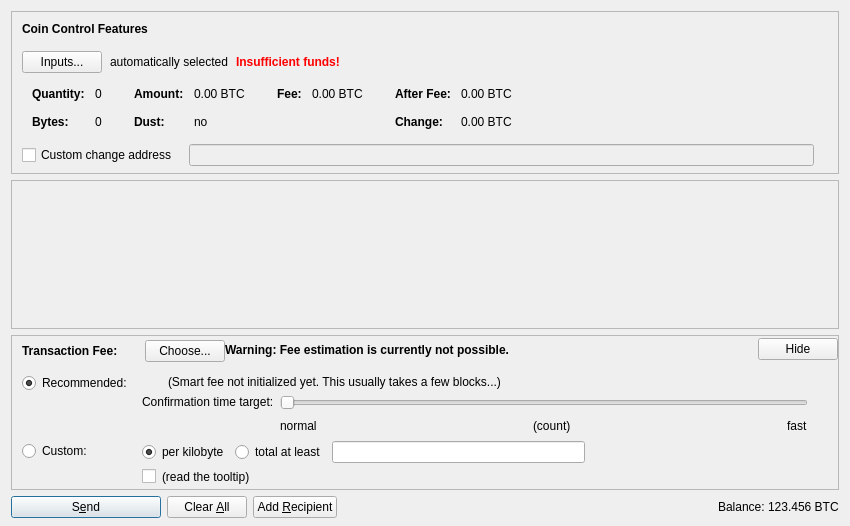
First picture: the form in src/qt/forms/sendcoinsdialog.ui, repository caffeine239/bitcoin, before the edit.
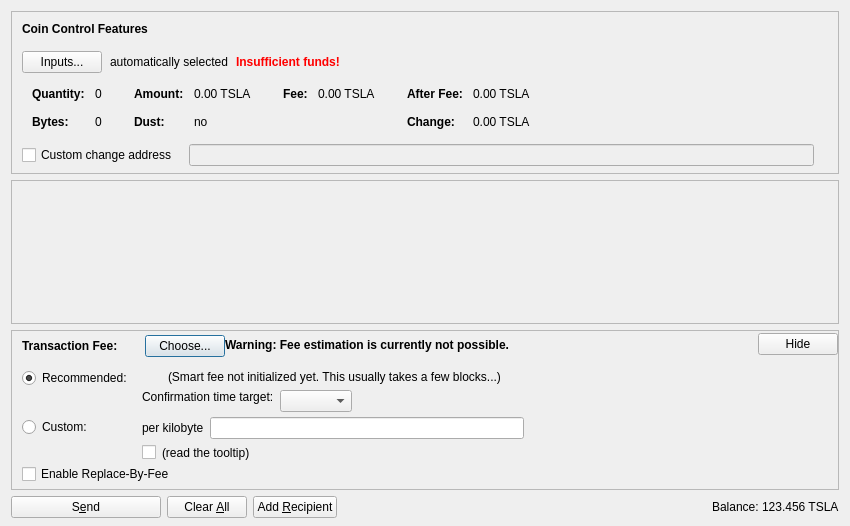
Second picture: the form after the edit. Icons and pictures are not drawn. Custom widgets are drawn as their Qt base class.

```diff
--- a/src/qt/forms/sendcoinsdialog.ui
+++ b/src/qt/forms/sendcoinsdialog.ui
@@ -324,7 +324,7 @@
                   <enum>Qt::ActionsContextMenu</enum>
                  </property>
                  <property name="text">
-                  <string notr="true">0.00 BTC</string>
+                  <string notr="true">0.00 TSLA</string>
                  </property>
                  <property name="textInteractionFlags">
                   <set>Qt::LinksAccessibleByMouse|Qt::TextSelectableByKeyboard|Qt::TextSelectableByMouse</set>
@@ -404,7 +404,7 @@
                   <enum>Qt::ActionsContextMenu</enum>
                  </property>
                  <property name="text">
-                  <string notr="true">0.00 BTC</string>
+                  <string notr="true">0.00 TSLA</string>
                  </property>
                  <property name="textInteractionFlags">
                   <set>Qt::LinksAccessibleByMouse|Qt::TextSelectableByKeyboard|Qt::TextSelectableByMouse</set>
@@ -455,7 +455,7 @@
                   <enum>Qt::ActionsContextMenu</enum>
                  </property>
                  <property name="text">
-                  <string notr="true">0.00 BTC</string>
+                  <string notr="true">0.00 TSLA</string>
                  </property>
                  <property name="textInteractionFlags">
                   <set>Qt::LinksAccessibleByMouse|Qt::TextSelectableByKeyboard|Qt::TextSelectableByMouse</set>
@@ -484,7 +484,7 @@
                   <enum>Qt::ActionsContextMenu</enum>
                  </property>
                  <property name="text">
-                  <string notr="true">0.00 BTC</string>
+                  <string notr="true">0.00 TSLA</string>
                  </property>
                  <property name="textInteractionFlags">
                   <set>Qt::LinksAccessibleByMouse|Qt::TextSelectableByKeyboard|Qt::TextSelectableByMouse</set>
@@ -762,7 +762,7 @@
           <item>
            <widget class="QLabel" name="fallbackFeeWarningLabel">
             <property name="toolTip">
-             <string>Using the fallbackfee can result in sending a transaction that will take several hours or days (or never) to confirm. Consider choosing your fee manually or wait until your have validated the complete chain.</string>
+             <string>Using the fallbackfee can result in sending a transaction that will take several hours or days (or never) to confirm. Consider choosing your fee manually or wait until you have validated the complete chain.</string>
             </property>
             <property name="font">
             <font>
@@ -846,36 +846,19 @@
                <item>
                 <layout class="QHBoxLayout" name="horizontalLayoutFee13">
                  <item>
-                  <widget class="QRadioButton" name="radioCustomPerKilobyte">
+                  <widget class="QLabel" name="labelCustomPerKilobyte">
                    <property name="toolTip">
-                    <string>If the custom fee is set to 1000 satoshis and the transaction is only 250 bytes, then &quot;per kilobyte&quot; only pays 250 satoshis in fee, while &quot;total at least&quot; pays 1000 satoshis. For transactions bigger than a kilobyte both pay by kilobyte.</string>
+                    <string>Specify a custom fee per kB (1,000 bytes) of the transaction's virtual size.
+
+Note:  Since the fee is calculated on a per-byte basis, a fee of "100 satoshis per kB" for a transaction size of 500 bytes (half of 1 kB) would ultimately yield a fee of only 50 satoshis.</string>
                    </property>
                    <property name="text">
                     <string>per kilobyte</string>
                    </property>
-                   <property name="checked">
-                    <bool>true</bool>
-                   </property>
-                   <attribute name="buttonGroup">
-                    <string notr="true">groupCustomFee</string>
-                   </attribute>
                   </widget>
                  </item>
                  <item>
-                  <widget class="QRadioButton" name="radioCustomAtLeast">
-                   <property name="toolTip">
-                    <string>If the custom fee is set to 1000 satoshis and the transaction is only 250 bytes, then &quot;per kilobyte&quot; only pays 250 satoshis in fee, while &quot;total at least&quot; pays 1000 satoshis. For transactions bigger than a kilobyte both pay by kilobyte.</string>
-                   </property>
-                   <property name="text">
-                    <string>total at least</string>
-                   </property>
-                   <attribute name="buttonGroup">
-                    <string notr="true">groupCustomFee</string>
-                   </attribute>
-                  </widget>
-                 </item>
-                 <item>
-                  <widget class="BitcoinAmountField" name="customFee"/>
+                  <widget class="MuskcoinAmountField" name="customFee"/>
                  </item>
                  <item>
                   <spacer name="horizontalSpacer_6">
@@ -897,7 +880,7 @@
                  <item>
                   <widget class="QCheckBox" name="checkBoxMinimumFee">
                    <property name="toolTip">
-                    <string>Paying only the minimum fee is just fine as long as there is less transaction volume than space in the blocks. But be aware that this can end up in a never confirming transaction once there is more demand for bitcoin transactions than the network can process.</string>
+                    <string>Paying only the minimum fee is just fine as long as there is less transaction volume than space in the blocks. But be aware that this can end up in a never confirming transaction once there is more demand for muskcoin transactions than the network can process.</string>
                    </property>
                    <property name="text">
                     <string/>
@@ -910,7 +893,7 @@
                     <bool>true</bool>
                    </property>
                    <property name="toolTip">
-                    <string>Paying only the minimum fee is just fine as long as there is less transaction volume than space in the blocks. But be aware that this can end up in a never confirming transaction once there is more demand for bitcoin transactions than the network can process.</string>
+                    <string>Paying only the minimum fee is just fine as long as there is less transaction volume than space in the blocks. But be aware that this can end up in a never confirming transaction once there is more demand for muskcoin transactions than the network can process.</string>
                    </property>
                    <property name="text">
                     <string>(read the tooltip)</string>
@@ -1081,44 +1064,15 @@
                     <number>30</number>
                    </property>
                    <item>
-                    <widget class="QSlider" name="sliderSmartFee">
-                     <property name="minimum">
+                    <layout class="QHBoxLayout" name="horizontalLayoutConfTarget">
+                     <property name="bottomMargin">
                       <number>0</number>
                      </property>
-                     <property name="maximum">
-                      <number>23</number>
-                     </property>
-                     <property name="pageStep">
-                      <number>1</number>
-                     </property>
-                     <property name="value">
-                      <number>0</number>
-                     </property>
-                     <property name="orientation">
-                      <enum>Qt::Horizontal</enum>
-                     </property>
-                     <property name="invertedAppearance">
-                      <bool>false</bool>
-                     </property>
-                     <property name="invertedControls">
-                      <bool>false</bool>
-                     </property>
-                     <property name="tickPosition">
-                      <enum>QSlider::NoTicks</enum>
-                     </property>
-                    </widget>
-                   </item>
-                   <item>
-                    <layout class="QHBoxLayout" name="horizontalLayoutFee10">
                      <item>
-                      <widget class="QLabel" name="labelSmartFeeNormal">
-                       <property name="text">
-                        <string>normal</string>
-                       </property>
-                      </widget>
+                      <widget class="QComboBox" name="confTargetSelector"/>
                      </item>
                      <item>
-                      <spacer name="horizontalSpacer_7">
+                      <spacer name="horizontalSpacerConfTarget">
                        <property name="orientation">
                         <enum>Qt::Horizontal</enum>
                        </property>
@@ -1130,33 +1084,6 @@
                        </property>
                       </spacer>
                      </item>
-                     <item>
-                      <widget class="QLabel" name="confirmationTargetLabel">
-                       <property name="text">
-                        <string notr="true">(count)</string>
-                       </property>
-                      </widget>
-                     </item>
-                     <item>
-                      <spacer name="horizontalSpacer_3">
-                       <property name="orientation">
-                        <enum>Qt::Horizontal</enum>
-                       </property>
-                       <property name="sizeHint" stdset="0">
-                        <size>
-                         <width>40</width>
-                         <height>20</height>
-                        </size>
-                       </property>
-                      </spacer>
-                     </item>
-                     <item>
-                      <widget class="QLabel" name="labelSmartFeeFast">
-                       <property name="text">
-                        <string>fast</string>
-                       </property>
-                      </widget>
-                     </item>
                     </layout>
                    </item>
                   </layout>
@@ -1180,6 +1107,16 @@
              </item>
             </layout>
            </item>
+           <item>
+            <widget class="QCheckBox" name="optInRBF">
+             <property name="text">
+              <string>Enable Replace-By-Fee</string>
+             </property>
+             <property name="toolTip">
+              <string>With Replace-By-Fee (BIP-125) you can increase a transaction's fee after it is sent. Without this, a higher fee may be recommended to compensate for increased transaction delay risk.</string>
+             </property>
+            </widget>
+           </item>
           </layout>
          </widget>
         </item>
@@ -1190,8 +1127,8 @@
           </property>
           <property name="sizeHint" stdset="0">
            <size>
-            <width>800</width>
-            <height>1</height>
+            <width>40</width>
+            <height>5</height>
            </size>
           </property>
          </spacer>
@@ -1218,14 +1155,14 @@
         <string>S&amp;end</string>
        </property>
        <property name="icon">
-        <iconset resource="../bitcoin.qrc">
+        <iconset resource="../muskcoin.qrc">
          <normaloff>:/icons/send</normaloff>:/icons/send</iconset>
        </property>
        <property name="autoDefault">
         <bool>false</bool>
        </property>
        <property name="default">
-        <bool>true</bool>
+        <bool>false</bool>
        </property>
       </widget>
      </item>
@@ -1244,7 +1181,7 @@
         <string>Clear &amp;All</string>
        </property>
        <property name="icon">
-        <iconset resource="../bitcoin.qrc">
+        <iconset resource="../muskcoin.qrc">
          <normaloff>:/icons/remove</normaloff>:/icons/remove</iconset>
        </property>
        <property name="autoDefault">
@@ -1261,7 +1198,7 @@
         <string>Add &amp;Recipient</string>
        </property>
        <property name="icon">
-        <iconset resource="../bitcoin.qrc">
+        <iconset resource="../muskcoin.qrc">
          <normaloff>:/icons/add</normaloff>:/icons/add</iconset>
        </property>
        <property name="autoDefault">
@@ -1312,7 +1249,7 @@
           <cursorShape>IBeamCursor</cursorShape>
          </property>
          <property name="text">
-          <string notr="true">123.456 BTC</string>
+          <string notr="true">123.456 TSLA</string>
          </property>
          <property name="textInteractionFlags">
           <set>Qt::LinksAccessibleByMouse|Qt::TextSelectableByKeyboard|Qt::TextSelectableByMouse</set>
@@ -1329,21 +1266,20 @@
   <customwidget>
    <class>QValidatedLineEdit</class>
    <extends>QLineEdit</extends>
-   <header>qvalidatedlineedit.h</header>
+   <header>qt/qvalidatedlineedit.h</header>
   </customwidget>
   <customwidget>
-   <class>BitcoinAmountField</class>
+   <class>MuskcoinAmountField</class>
    <extends>QLineEdit</extends>
-   <header>bitcoinamountfield.h</header>
+   <header>qt/muskcoinamountfield.h</header>
    <container>1</container>
   </customwidget>
  </customwidgets>
  <resources>
-  <include location="../bitcoin.qrc"/>
+  <include location="../muskcoin.qrc"/>
  </resources>
  <connections/>
  <buttongroups>
   <buttongroup name="groupFee"/>
-  <buttongroup name="groupCustomFee"/>
  </buttongroups>
 </ui>
```
